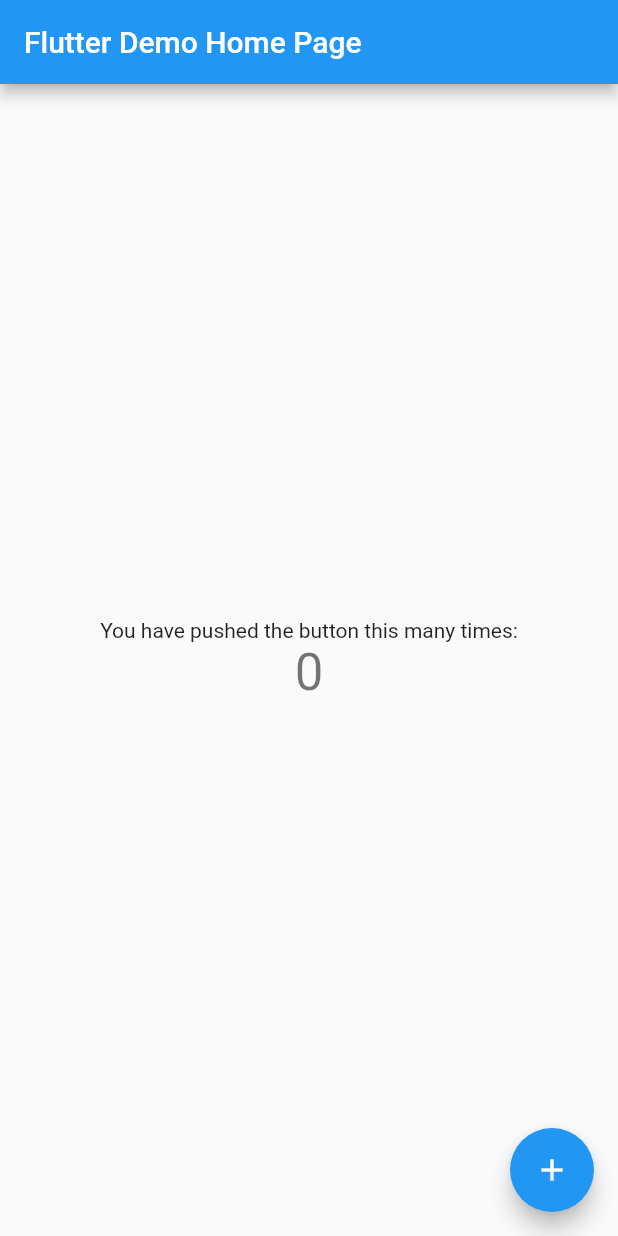
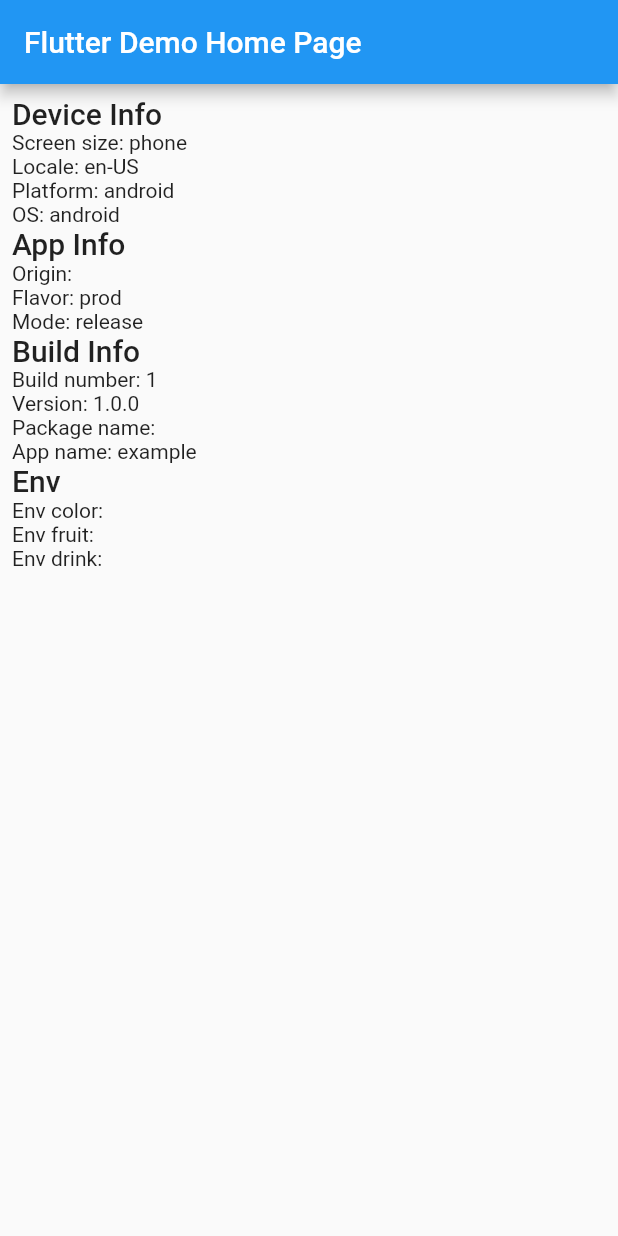
Before and after one commit to zvikarp/info_kit, a Flutter app: the screen it shows after launch, on a phone screen of 412 x 824 dp. Run offline on Flutter 3.47's test engine with Material 2 defaults, Android fonts, the phone set to English and light mode, and no system bars; our stand-ins replace flutter_dotenv, package_info_plus, universal_io.

Commit message:
created basic example

```diff
--- a/example/lib/main.dart
+++ b/example/lib/main.dart
@@ -1,27 +1,20 @@
 import 'package:flutter/material.dart';
+import 'package:flutter_dotenv/flutter_dotenv.dart';
+import 'package:info_kit/info_kit.dart';
 
-void main() {
+void main() async {
+  await InfoKit.init();
   runApp(const MyApp());
 }
 
 class MyApp extends StatelessWidget {
   const MyApp({Key? key}) : super(key: key);
 
-  // This widget is the root of your application.
   @override
   Widget build(BuildContext context) {
     return MaterialApp(
       title: 'Flutter Demo',
       theme: ThemeData(
-        // This is the theme of your application.
-        //
-        // Try running your application with "flutter run". You'll see the
-        // application has a blue toolbar. Then, without quitting the app, try
-        // changing the primarySwatch below to Colors.green and then invoke
-        // "hot reload" (press "r" in the console where you ran "flutter run",
-        // or simply save your changes to "hot reload" in a Flutter IDE).
-        // Notice that the counter didn't reset back to zero; the application
-        // is not restarted.
         primarySwatch: Colors.blue,
       ),
       home: const MyHomePage(title: 'Flutter Demo Home Page'),
@@ -32,15 +25,6 @@ class MyApp extends StatelessWidget {
 class MyHomePage extends StatefulWidget {
   const MyHomePage({Key? key, required this.title}) : super(key: key);
 
-  // This widget is the home page of your application. It is stateful, meaning
-  // that it has a State object (defined below) that contains fields that affect
-  // how it looks.
-
-  // This class is the configuration for the state. It holds the values (in this
-  // case the title) provided by the parent (in this case the App widget) and
-  // used by the build method of the State. Fields in a Widget subclass are
-  // always marked "final".
-
   final String title;
 
   @override
@@ -48,68 +32,45 @@ class MyHomePage extends StatefulWidget {
 }
 
 class _MyHomePageState extends State<MyHomePage> {
-  int _counter = 0;
-
-  void _incrementCounter() {
-    setState(() {
-      // This call to setState tells the Flutter framework that something has
-      // changed in this State, which causes it to rerun the build method below
-      // so that the display can reflect the updated values. If we changed
-      // _counter without calling setState(), then the build method would not be
-      // called again, and so nothing would appear to happen.
-      _counter++;
-    });
-  }
-
   @override
   Widget build(BuildContext context) {
-    // This method is rerun every time setState is called, for instance as done
-    // by the _incrementCounter method above.
-    //
-    // The Flutter framework has been optimized to make rerunning build methods
-    // fast, so that you can just rebuild anything that needs updating rather
-    // than having to individually change instances of widgets.
+    return LayoutBuilder(
+      builder: (context, constraints) {
+        InfoKit.setConstrains(constraints);
         return Scaffold(
           appBar: AppBar(
-        // Here we take the value from the MyHomePage object that was created by
-        // the App.build method, and use it to set our appbar title.
             title: Text(widget.title),
           ),
-      body: Center(
-        // Center is a layout widget. It takes a single child and positions it
-        // in the middle of the parent.
+          body: Padding(
+            padding: const EdgeInsets.all(8),
             child: Column(
-          // Column is also a layout widget. It takes a list of children and
-          // arranges them vertically. By default, it sizes itself to fit its
-          // children horizontally, and tries to be as tall as its parent.
-          //
-          // Invoke "debug painting" (press "p" in the console, choose the
-          // "Toggle Debug Paint" action from the Flutter Inspector in Android
-          // Studio, or the "Toggle Debug Paint" command in Visual Studio Code)
-          // to see the wireframe for each widget.
-          //
-          // Column has various properties to control how it sizes itself and
-          // how it positions its children. Here we use mainAxisAlignment to
-          // center the children vertically; the main axis here is the vertical
-          // axis because Columns are vertical (the cross axis would be
-          // horizontal).
-          mainAxisAlignment: MainAxisAlignment.center,
+              crossAxisAlignment: CrossAxisAlignment.start,
               children: <Widget>[
-            const Text(
-              'You have pushed the button this many times:',
-            ),
-            Text(
-              '$_counter',
-              style: Theme.of(context).textTheme.headline4,
-            ),
+                Text('Device Info',
+                    style: Theme.of(context).textTheme.headline6),
+                Text('Screen size: ${InfoKit.size.name}'),
+                Text('Locale: ${InfoKit.locale.toLanguageTag()}'),
+                Text('Platform: ${InfoKit.platform.name}'),
+                Text('OS: ${InfoKit.os.name}'),
+                Text('App Info', style: Theme.of(context).textTheme.headline6),
+                Text('Origin: ${InfoKit.origin}'),
+                Text('Flavor: ${InfoKit.flavor.name}'),
+                Text('Mode: ${InfoKit.mode.name}'),
+                Text('Build Info',
+                    style: Theme.of(context).textTheme.headline6),
+                Text('Build number: ${InfoKit.buildNumber}'),
+                Text('Version: ${InfoKit.version}'),
+                Text('Package name: ${InfoKit.packageName}'),
+                Text('App name: ${InfoKit.appName}'),
+                Text('Env', style: Theme.of(context).textTheme.headline6),
+                Text('Env color: ${dotenv.get('COLOR')}'),
+                Text('Env fruit: ${dotenv.get('FRUIT')}'),
+                Text('Env drink: ${dotenv.get('DRINK')}'),
               ],
             ),
           ),
-      floatingActionButton: FloatingActionButton(
-        onPressed: _incrementCounter,
-        tooltip: 'Increment',
-        child: const Icon(Icons.add),
-      ), // This trailing comma makes auto-formatting nicer for build methods.
+        );
+      },
     );
   }
 }
--- a/example/pubspec.yaml
+++ b/example/pubspec.yaml
@@ -34,6 +34,9 @@ dependencies:
   # The following adds the Cupertino Icons font to your application.
   # Use with the CupertinoIcons class for iOS style icons.
   cupertino_icons: ^1.0.2
+  info_kit:
+    path: ../
+  flutter_dotenv: ^5.0.2
 
 dev_dependencies:
   flutter_test:
--- a/lib/src/data/size.dart
+++ b/lib/src/data/size.dart
@@ -3,9 +3,9 @@ import 'package:info_kit/info_kit.dart';
 
 class DefaultInfoSize {
   static const List<InfoSize> sizes = [
-    InfoSize('phone', BoxConstraints(maxHeight: 480)),
-    InfoSize('tablet', BoxConstraints(maxHeight: 768)),
-    InfoSize('desktop', BoxConstraints(maxHeight: 1200)),
+    InfoSize('phone', BoxConstraints(maxWidth: 480)),
+    InfoSize('tablet', BoxConstraints(maxWidth: 768)),
+    InfoSize('desktop', BoxConstraints(minWidth: 769)),
     InfoSize('unknown', BoxConstraints()),
   ];
 
--- a/lib/src/info_kit.dart
+++ b/lib/src/info_kit.dart
@@ -37,7 +37,8 @@ class InfoKit {
     if (flavorEnabled) {
       // as there is no built in flavor support for web, we pass the flavor on
       // run as `--dart-define=flavor=<FLAVOR>`
-      String flavor = String.fromEnvironment(flavorEnvKey);
+      String flavor =
+          const String.fromEnvironment(DefaultInfoFlavor.flavorEnvKey);
       _flavor = flavors.firstWhere((f) => f.name == flavor,
           orElse: () => fallbackFlavor);
     }
@@ -51,7 +52,7 @@ class InfoKit {
       }
       if (envFlavorEnabled) {
         await dotenv.load(
-            fileName: '$envFolder/.env${flavor.name}', mergeWith: env);
+            fileName: '$envFolder/.env.${flavor.name}', mergeWith: env);
         env.addAll(dotenv.env);
       }
       await dotenv.load(fileName: '$envFolder/.env', mergeWith: env);
@@ -62,7 +63,7 @@ class InfoKit {
   static late List<InfoSize> _sizes;
   static late InfoSize _size;
 
-  static void setSize(Size size) {
+  static void setConstrains(BoxConstraints size) {
     _size = _sizes.firstWhere((s) => s.constraints.contains(size),
         orElse: () => _size);
   }
```
Also changed, not shown: lib/src/utils/box_constrains_extension.dart (+5 -5 lines), example/pubspec.lock, 13 other files. Lines whose indentation alone changed are shown as unchanged.
